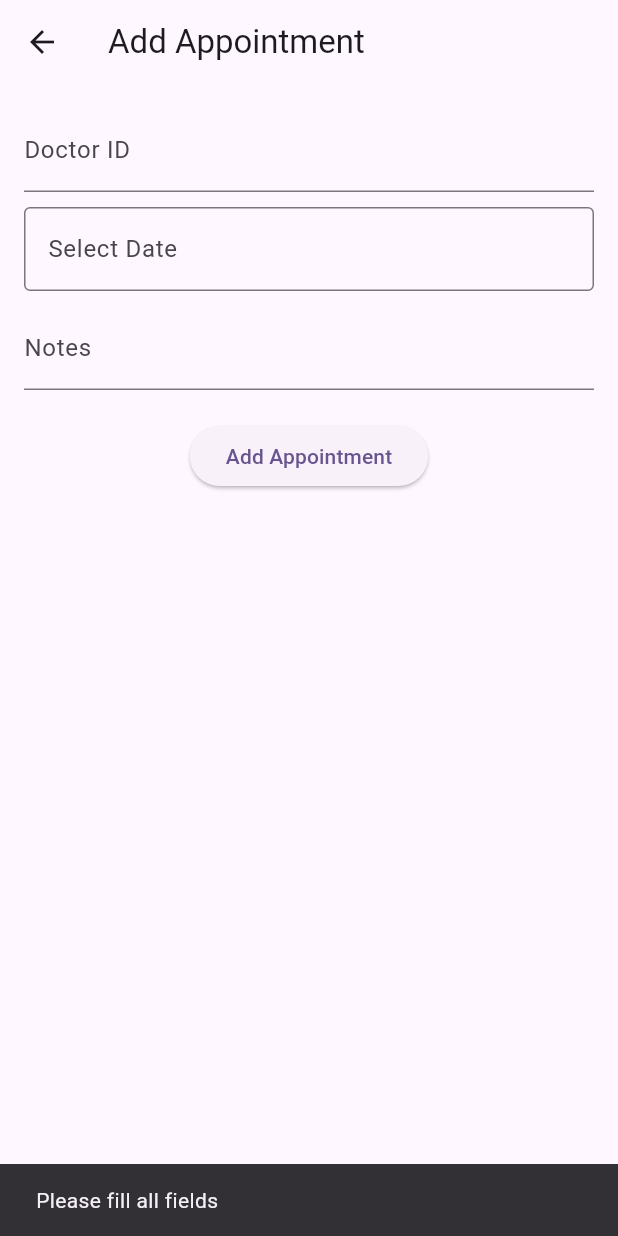
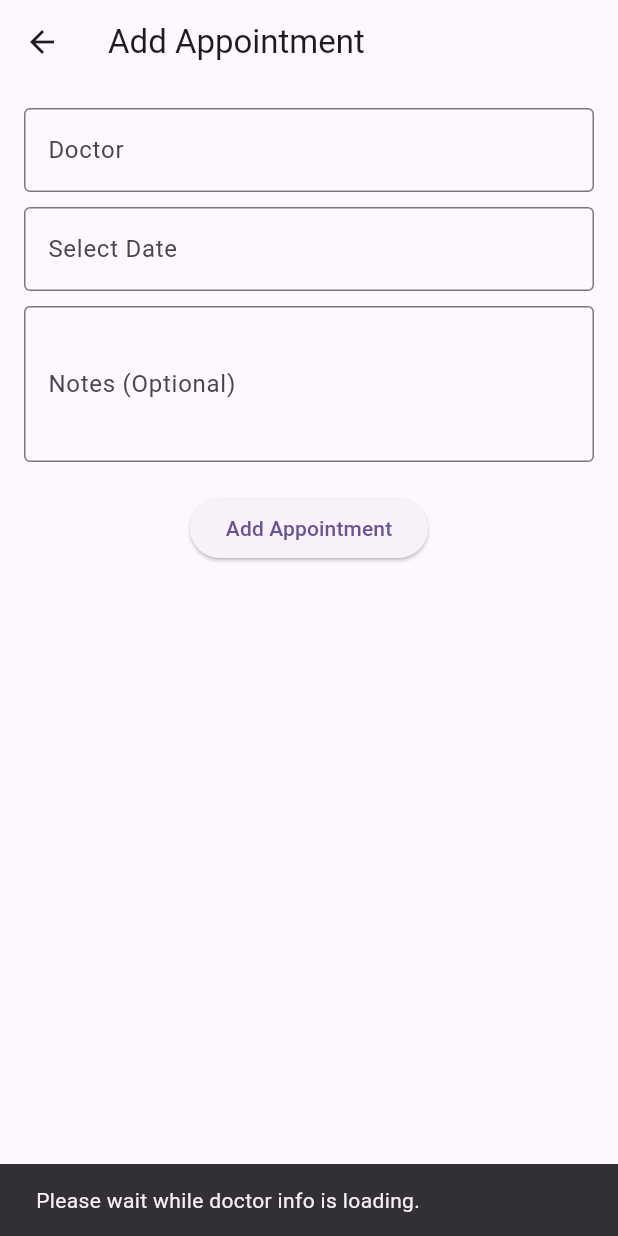
Before and after one commit to Mohammad-soqar/rmts, a Flutter app: the AddAppointmentView screen opened by its route, after a tap on "Add Appointment", on a phone screen of 412 x 824 dp. Run offline on Flutter 3.47's test engine with Material 3 defaults, Android fonts, the phone set to English and light mode, and no system bars; our stand-ins replace cloud_firestore, dio, firebase_auth, firebase_core, firebase_storage, flutter_blue_plus; missing offline and left inert: flutter_pdfview; accounts and stored records are empty.

Commit message:
Doctor ID retrieve- appointments

```diff
--- a/lib/ui/views/appointment_management/add_appointment_view.dart
+++ b/lib/ui/views/appointment_management/add_appointment_view.dart
@@ -1,8 +1,10 @@
 import 'package:flutter/material.dart';
 import 'package:provider/provider.dart';
 import 'package:uuid/uuid.dart';
+import 'package:cloud_firestore/cloud_firestore.dart';
 import 'package:rmts/data/models/appointment.dart';
 import 'package:rmts/viewmodels/appointment_viewmodel.dart';
+import 'package:rmts/viewmodels/auth/auth_viewmodel.dart';
 import 'package:rmts/data/models/enums/appointment_status.dart';
 
 class AddAppointmentView extends StatefulWidget {
@@ -15,9 +17,42 @@ class AddAppointmentView extends StatefulWidget {
 }
 
 class _AddAppointmentViewState extends State<AddAppointmentView> {
-  final TextEditingController _doctorIdController = TextEditingController();
   final TextEditingController _notesController = TextEditingController();
   DateTime? _selectedDate;
+  String? _doctorName;
+  String? _doctorId;
+
+  @override
+  void initState() {
+    super.initState();
+    _fetchDoctorDetails();
+  }
+
+
+  void _fetchDoctorDetails() async {
+    final authViewModel = Provider.of<AuthViewModel>(context, listen: false);
+
+    if (authViewModel.currentPatient != null) {
+      String doctorId = authViewModel.currentPatient!.doctorId;
+      setState(() {
+        _doctorId = doctorId;
+      });
+
+
+      DocumentSnapshot doctorSnapshot =
+          await FirebaseFirestore.instance.collection('users').doc(doctorId).get();
+
+      if (doctorSnapshot.exists) {
+        setState(() {
+          _doctorName = doctorSnapshot['fullName'] ?? 'Unknown Doctor';
+        });
+      } else {
+        setState(() {
+          _doctorName = "Doctor not found";
+        });
+      }
+    }
+  }
 
   void _pickDate(BuildContext context) async {
     final DateTime? pickedDate = await showDatePicker(
@@ -34,9 +69,9 @@ class _AddAppointmentViewState extends State<AddAppointmentView> {
   }
 
   void _submitAppointment(BuildContext context) async {
-    if (_doctorIdController.text.isEmpty || _selectedDate == null) {
+    if (_doctorId == null || _selectedDate == null) {
       ScaffoldMessenger.of(context).showSnackBar(
-        const SnackBar(content: Text("Please fill all fields")),
+        const SnackBar(content: Text("Please wait while doctor info is loading.")),
       );
       return;
     }
@@ -44,7 +79,7 @@ class _AddAppointmentViewState extends State<AddAppointmentView> {
     final newAppointment = Appointment(
       appointmentId: const Uuid().v4(),
       patientId: widget.patientId,
-      doctorId: _doctorIdController.text,
+      doctorId: _doctorId!,
       dateTime: _selectedDate!,
       status: AppointmentStatus.upcoming,
       notes: _notesController.text,
@@ -68,10 +103,16 @@ class _AddAppointmentViewState extends State<AddAppointmentView> {
           crossAxisAlignment: CrossAxisAlignment.start,
           children: [
             TextField(
-              controller: _doctorIdController,
-              decoration: const InputDecoration(labelText: "Doctor ID"),
+              decoration: InputDecoration(
+                labelText: "Doctor",
+                hintText: "Loading...",
+                border: const OutlineInputBorder(),
+              ),
+              controller: TextEditingController(text: _doctorName),
+              readOnly: true,
             ),
             const SizedBox(height: 10),
+
             GestureDetector(
               onTap: () => _pickDate(context),
               child: AbsorbPointer(
@@ -84,11 +125,14 @@ class _AddAppointmentViewState extends State<AddAppointmentView> {
               ),
             ),
             const SizedBox(height: 10),
+
             TextField(
               controller: _notesController,
-              decoration: const InputDecoration(labelText: "Notes"),
+              decoration: const InputDecoration(labelText: "Notes (Optional)", border: OutlineInputBorder()),
+              maxLines: 3,
             ),
             const SizedBox(height: 20),
+
             Center(
               child: ElevatedButton(
                 onPressed: () => _submitAppointment(context),
--- a/pubspec.yaml
+++ b/pubspec.yaml
@@ -41,6 +41,7 @@ dependencies:
   open_file: ^3.5.10
   path_provider: ^2.1.5
   provider: ^6.1.2
+  uuid: ^4.5.1
 
 dev_dependencies:
   flutter_lints: ^4.0.0
```
Also changed, not shown: pubspec.lock, 2 other files.
